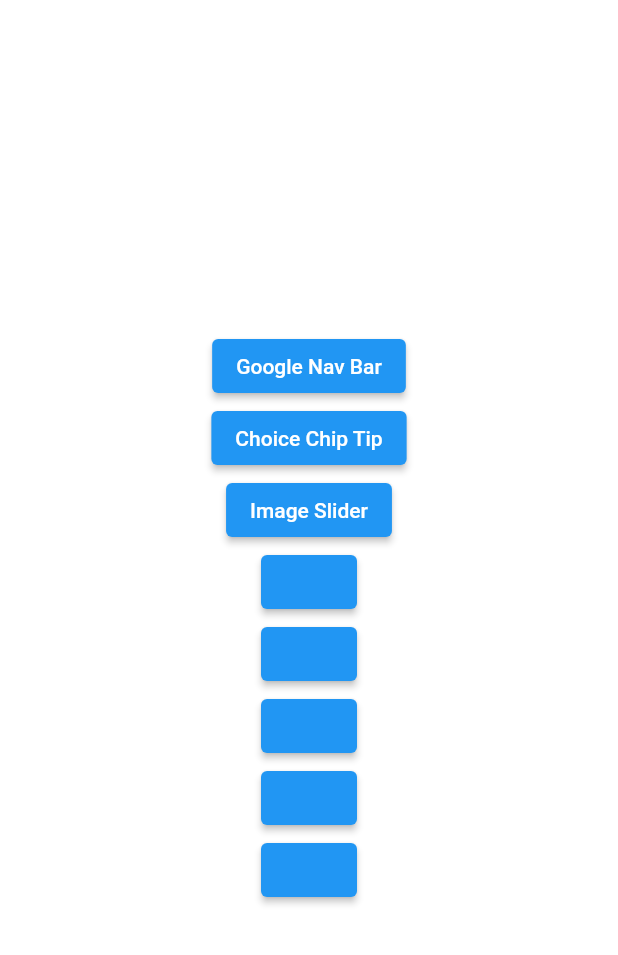
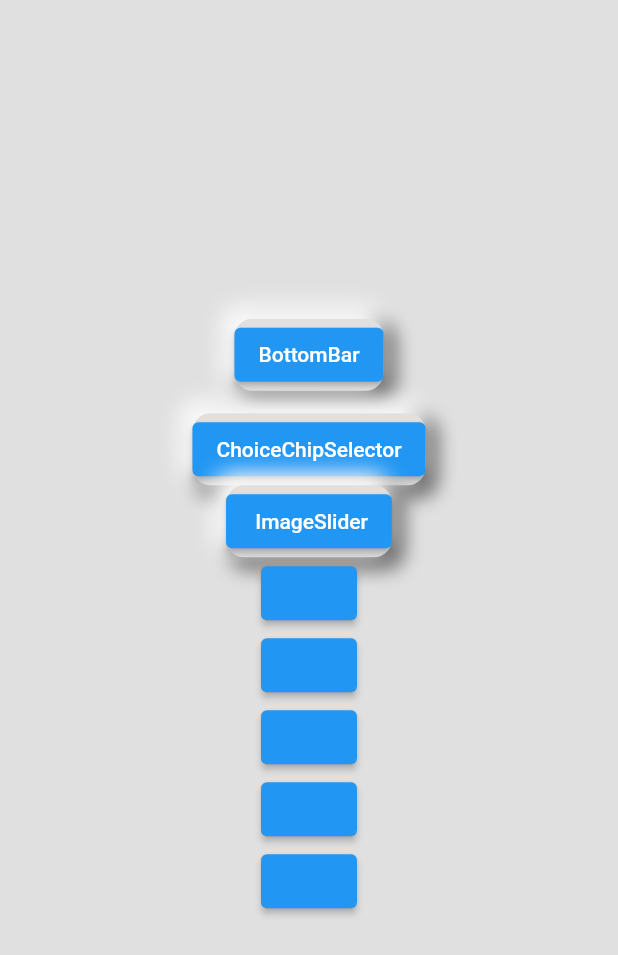
Before and after one commit to paxFortuna/UI-Complex-Widgets, a Flutter app: the screen it shows after launch, on a phone screen of 412 x 824 dp. Shown: the top 955 px of the screen. Run offline on Flutter 3.47's test engine with Material 2 defaults, Android fonts, the phone set to English and light mode, and no system bars; our stand-ins replace carousel_slider, google_nav_bar, smooth_page_indicator.

Commit message:
refactor: ElevatedButton

```diff
--- a/lib/routes.dart
+++ b/lib/routes.dart
@@ -10,35 +10,89 @@
 
   @override
   Widget build(BuildContext context) {
-    return Center(
+    return Scaffold(
+      backgroundColor: Colors.grey.shade300,
+      body: Center(
         child: Column(
           mainAxisAlignment: MainAxisAlignment.center,
           children: [
-          ElevatedButton(onPressed: (){
-            Navigator.push(
+            Container(
+              decoration: _boxDecoration(),
+              child: _button(context, BottomBar(), 'BottomBar'),
+            ),
+            const SizedBox(height: 15),
+            Container(
+              decoration: _boxDecoration(),
+              child: _button(
                 context,
-              MaterialPageRoute(builder:(context) => BottomBar()),
-            );
-          }, child: Text('Google Nav Bar'),),
-          ElevatedButton(onPressed: (){
-            Navigator.push(
+                ChoiceChipSelector(),
+                'ChoiceChipSelector',
+              ),
+            ),
+            Container(
+              decoration: _boxDecoration(),
+              child: _button(
                 context,
-              MaterialPageRoute(builder:(context) => ChoiceChipSelector()),
-            );
-          }, child: Text('Choice Chip Tip'),),
-          ElevatedButton(onPressed: (){
-            Navigator.push(
-              context,
-              MaterialPageRoute(builder:(context) => ImageSlider()),
-            );
-          }, child: Text('Image Slider'),),
-          ElevatedButton(onPressed: (){}, child: Text(''),),
-          ElevatedButton(onPressed: (){}, child: Text(''),),
-          ElevatedButton(onPressed: (){}, child: Text(''),),
-          ElevatedButton(onPressed: (){}, child: Text(''),),
-          ElevatedButton(onPressed: (){}, child: Text(''),),
+                ImageSlider(),
+                ' ImageSlider',
+              ),
+            ),
+            ElevatedButton(
+              onPressed: () {},
+              child: Text(''),
+            ),
+            ElevatedButton(
+              onPressed: () {},
+              child: Text(''),
+            ),
+            ElevatedButton(
+              onPressed: () {},
+              child: Text(''),
+            ),
+            ElevatedButton(
+              onPressed: () {},
+              child: Text(''),
+            ),
+            ElevatedButton(
+              onPressed: () {},
+              child: Text(''),
+            ),
           ],
+        ),
       ),
     );
   }
+
+  BoxDecoration _boxDecoration() {
+    return BoxDecoration(
+      color: Colors.grey.shade300,
+      borderRadius: BorderRadius.circular(12),
+      boxShadow: [
+        BoxShadow(
+          spreadRadius: 3,
+          color: Colors.grey.shade700,
+          blurRadius: 10,
+          offset: const Offset(5, 5),
+        ),
+        const BoxShadow(
+          spreadRadius: 3,
+          color: Colors.white,
+          blurRadius: 12,
+          offset: Offset(-5, -5),
+        ),
+      ],
+    );
   }
+
+  _button(BuildContext context, Widget widget, String text) {
+    return ElevatedButton(
+      onPressed: () {
+        Navigator.push(
+          context,
+          MaterialPageRoute(builder: (context) => widget),
+        );
+      },
+      child: Text(text),
+    );
+  }
+}
```
Lines whose indentation alone changed are shown as unchanged.
